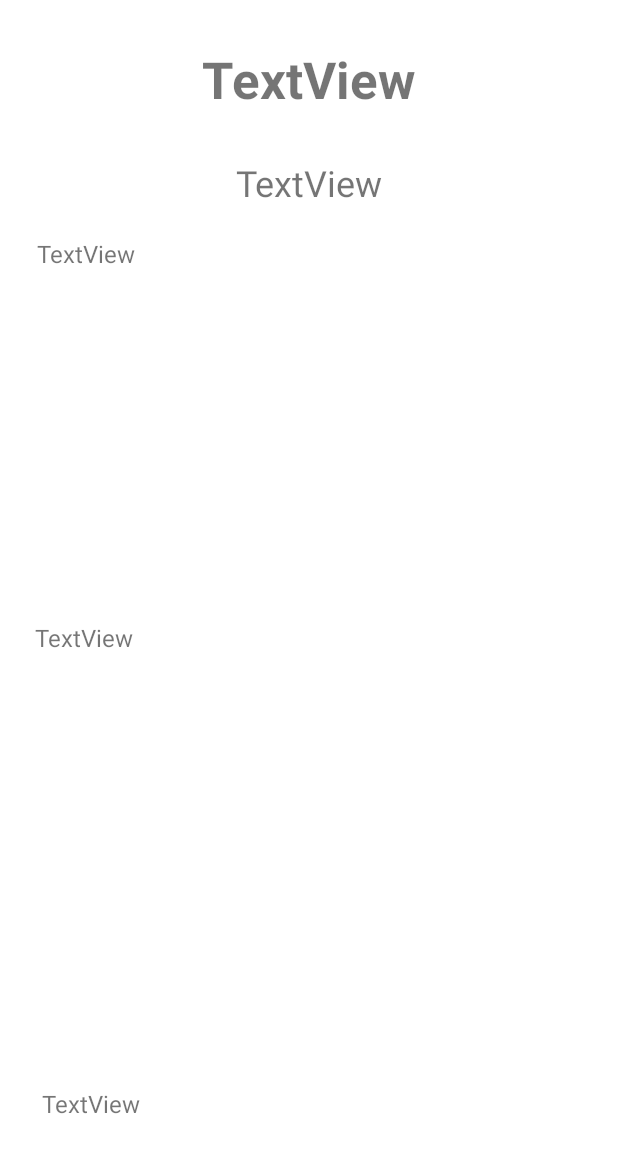
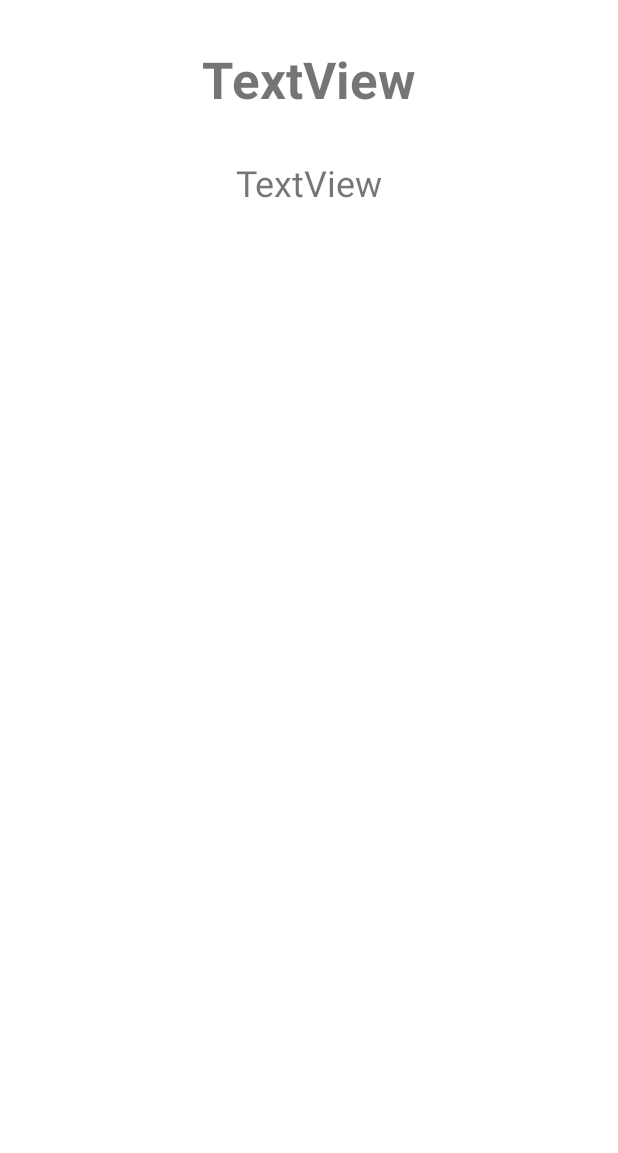
Before and after one commit to alberba/Trobamot, an Android app: the layout activity_main2.xml on its own in the app's theme, with its tools: preview values and no code run, on a phone screen of 412 x 824 dp. Shown: the top 1153 px of the screen. Run offline under Robolectric (Android 15) with nearby library versions, the phone set to English and light mode, and no system bars.

```diff
--- a/app/src/main/res/layout/activity_main2.xml
+++ b/app/src/main/res/layout/activity_main2.xml
@@ -2,6 +2,7 @@
 <androidx.constraintlayout.widget.ConstraintLayout xmlns:android="http://schemas.android.com/apk/res/android"
     xmlns:app="http://schemas.android.com/apk/res-auto"
     xmlns:tools="http://schemas.android.com/tools"
+    android:id="@+id/fondo"
     android:layout_width="match_parent"
     android:layout_height="match_parent"
     tools:context=".MainActivity2">
@@ -32,10 +33,10 @@
 
     <TextView
         android:id="@+id/textoDefPalabra"
-        android:layout_width="363dp"
-        android:layout_height="226dp"
+        android:layout_width="360dp"
+        android:layout_height="198dp"
         android:layout_marginTop="20dp"
-        android:text="TextView"
+        android:scrollbars="horizontal"
         android:textSize="16sp"
         app:layout_constraintEnd_toEndOf="parent"
         app:layout_constraintStart_toStartOf="parent"
@@ -43,10 +44,10 @@
 
     <TextView
         android:id="@+id/textoRestricciones"
-        android:layout_width="365dp"
-        android:layout_height="237dp"
+        android:layout_width="361dp"
+        android:layout_height="152dp"
         android:layout_marginTop="30dp"
-        android:text="TextView"
+        android:scrollbars="horizontal"
         android:textSize="16sp"
         app:layout_constraintEnd_toEndOf="parent"
         app:layout_constraintStart_toStartOf="parent"
@@ -54,10 +55,10 @@
 
     <TextView
         android:id="@+id/textoPalPos"
-        android:layout_width="356dp"
-        android:layout_height="46dp"
+        android:layout_width="360dp"
+        android:layout_height="139dp"
         android:layout_marginTop="20dp"
-        android:text="TextView"
+        android:scrollbars="horizontal"
         android:textSize="16sp"
         app:layout_constraintBottom_toBottomOf="parent"
         app:layout_constraintEnd_toEndOf="parent"
```
Also changed, not shown: app/src/main/java/com/example/plantillatrobamot/MainActivity.java (+7 -10 lines), app/src/main/java/com/example/plantillatrobamot/MainActivity2.java (+14 -9 lines), 1 other file.
